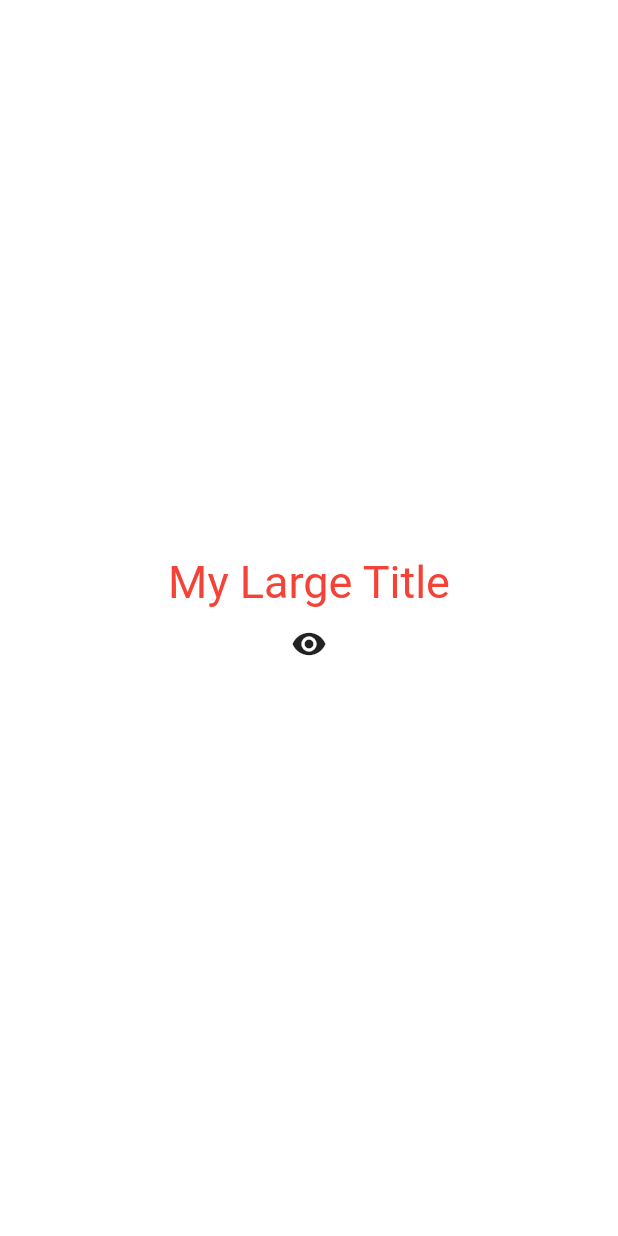
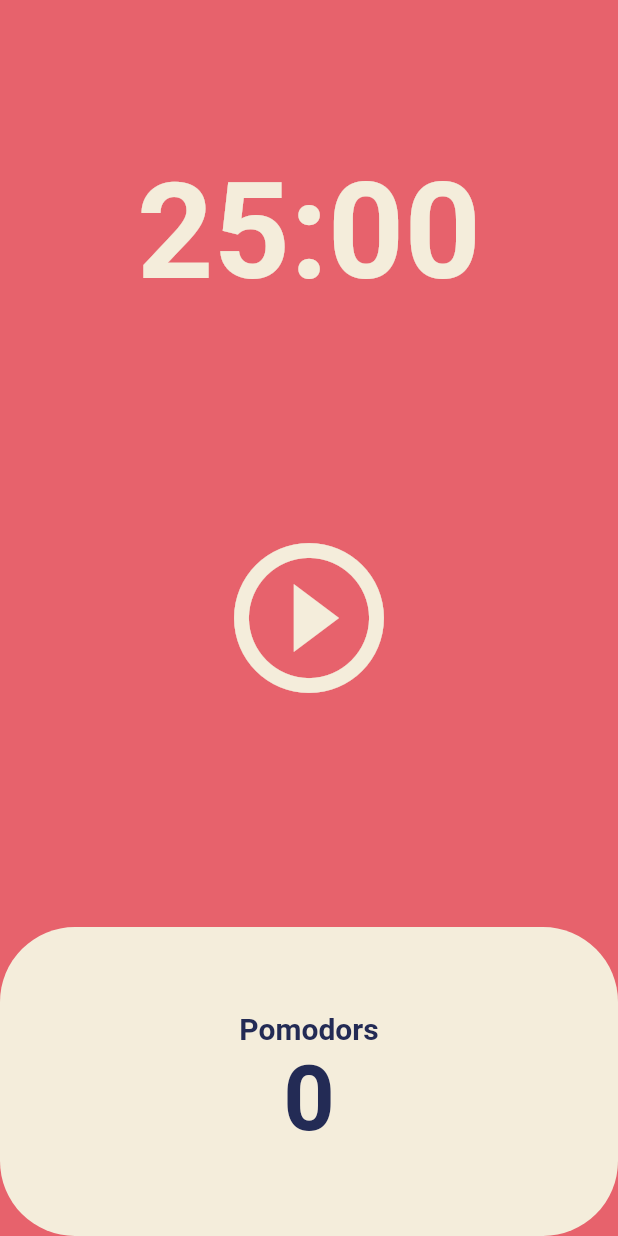
Before and after one commit to Potato-Y/nomadcoders_toonflix, a Flutter app: the screen it shows after launch, on a phone screen of 412 x 824 dp. Run offline on Flutter 3.47's test engine with Material 2 defaults, Android fonts, the phone set to English and light mode, and no system bars.

Commit message:
#5 pomodoro app

```diff
--- a/lib/main.dart
+++ b/lib/main.dart
@@ -1,97 +1,28 @@
 import 'package:flutter/material.dart';
+import 'package:flutter/src/widgets/container.dart';
+import 'package:flutter/src/widgets/framework.dart';
+import 'package:nomadcoders_toonflix/screens/home_screen.dart';
 
 void main(List<String> args) {
   runApp(const App());
 }
 
-class App extends StatefulWidget {
+class App extends StatelessWidget {
   const App({super.key});
-
-  @override
-  State<App> createState() => _AppState();
-}
-
-class _AppState extends State<App> {
-  bool showTitle = true;
-
-  void toggleTitle() {
-    setState(() {
-      showTitle = !showTitle;
-    });
-  }
 
   @override
   Widget build(BuildContext context) {
     return MaterialApp(
       theme: ThemeData(
+        backgroundColor: const Color(0xFFE7626C),
         textTheme: const TextTheme(
-          titleLarge: TextStyle(
-            color: Colors.red,
+          headline1: TextStyle(
+            color: Color(0xFF232B55),
           ),
         ),
+        cardColor: const Color(0xFFF4EDDB),
       ),
-      home: Scaffold(
-        backgroundColor: Colors.white,
-        body: Center(
-          child: Column(
-            mainAxisAlignment: MainAxisAlignment.center,
-            children: [
-              showTitle ? const MyLargeTitle() : const Text('nothing'),
-              IconButton(
-                onPressed: toggleTitle,
-                icon: const Icon(
-                  Icons.remove_red_eye,
-                ),
-              ),
-            ],
-          ),
-        ),
-      ),
+      home: const HomeScreen(),
     );
   }
 }
-
-class MyLargeTitle extends StatefulWidget {
-  const MyLargeTitle({
-    Key? key,
-  }) : super(key: key);
-
-  @override
-  State<MyLargeTitle> createState() => _MyLargeTitleState();
-}
-
-class _MyLargeTitleState extends State<MyLargeTitle> {
-  int count = 0;
-
-  // initState 메소드는 build 보다 위에 있어야 하며, 오직 단 한 번만 호출된다.
-  @override
-  void initState() {
-    super.initState();
-    int count1 = 0; // 위의 초기화와 별반 다르지 않다. 대부분 위의 초기화로 충부낳다.
-
-    // 종종 부모 요소에 의존하는 데이터를 초기화해야 하는 경우,
-    // API에서 업데이트를 구독하고 싶을 때,,
-    debugPrint('initState');
-  }
-
-  // dispose는 위젯이 스크린에서 제거될 때 호출되는 메서드다.
-  @override
-  void dispose() {
-    super.dispose();
-    debugPrint('dispose');
-    // API 업데이트나 이벤트 리스너로부터 구독을 취소하거나
-    // form의 리스너로부터 벗어나고 싶을 때 사용할 수 있다.
-  }
-
-  @override
-  Widget build(BuildContext context) {
-    debugPrint('build');
-    return Text(
-      'My Large Title',
-      style: TextStyle(
-        fontSize: 30,
-        color: Theme.of(context).textTheme.titleLarge?.color,
-      ),
-    );
-  }
-}
--- /dev/null
+++ b/lib/screens/home_screen.dart
@@ -0,0 +1,151 @@
+import 'dart:async';
+
+import 'package:flutter/material.dart';
+
+class HomeScreen extends StatefulWidget {
+  const HomeScreen({super.key});
+
+  @override
+  State<HomeScreen> createState() => _HomeScreenState();
+}
+
+class _HomeScreenState extends State<HomeScreen> {
+  static const twentyFiveMinutes = 1500;
+  int totalSeconds = twentyFiveMinutes;
+  bool isRunning = false;
+  int totalPomodoros = 0;
+  late Timer timer;
+
+  void onTick(Timer timer) {
+    if (totalSeconds == 0) {
+      setState(() {
+        totalPomodoros = totalPomodoros + 1;
+        isRunning = false;
+        totalSeconds = twentyFiveMinutes;
+      });
+      timer.cancel();
+    } else {
+      setState(() {
+        totalSeconds = totalSeconds - 1;
+      });
+    }
+  }
+
+  void onStartPressed() {
+    timer = Timer.periodic(const Duration(seconds: 1), onTick);
+    setState(() {
+      isRunning = true;
+    });
+  }
+
+  void onPausePressed() {
+    timer.cancel();
+    setState(() {
+      isRunning = false;
+    });
+  }
+
+  void onResetPressed() {
+    setState(() {
+      isRunning = false;
+      totalSeconds = twentyFiveMinutes;
+    });
+  }
+
+  String format(int seconds) {
+    var duration = Duration(seconds: seconds);
+    debugPrint(duration.toString().split('.').first.substring(2, 7));
+    return duration.toString().split('.').first.substring(2, 7);
+  }
+
+  @override
+  Widget build(BuildContext context) {
+    return Scaffold(
+      backgroundColor: Theme.of(context).backgroundColor,
+      body: Column(
+        children: [
+          // Flexible의 역할은 하드 코딩되는 값을 만들게 해준다.
+          Flexible(
+            flex: 1,
+            child: Container(
+              alignment: Alignment.bottomCenter,
+              child: Text(
+                format(totalSeconds),
+                style: TextStyle(
+                  color: Theme.of(context).cardColor,
+                  fontSize: 89,
+                  fontWeight: FontWeight.w600,
+                ),
+              ),
+            ),
+          ),
+          Flexible(
+            flex: 2,
+            child: Container(
+              child: Center(
+                child: Column(
+                  mainAxisAlignment: MainAxisAlignment.center,
+                  children: [
+                    IconButton(
+                      onPressed: isRunning ? onPausePressed : onStartPressed,
+                      iconSize: 120,
+                      color: Theme.of(context).cardColor,
+                      icon: Icon(
+                        isRunning
+                            ? Icons.pause_circle_outline
+                            : Icons.play_circle_outline,
+                      ),
+                    ),
+                    if (!isRunning && (totalSeconds != twentyFiveMinutes))
+                      IconButton(
+                        onPressed: onResetPressed,
+                        iconSize: 30,
+                        icon: const Icon(
+                          Icons.replay_rounded,
+                        ),
+                      ),
+                  ],
+                ),
+              ),
+            ),
+          ),
+          Flexible(
+            flex: 1,
+            child: Row(
+              children: [
+                Expanded(
+                  child: Container(
+                    decoration: BoxDecoration(
+                        color: Theme.of(context).cardColor,
+                        borderRadius: BorderRadius.circular(50)),
+                    child: Column(
+                      mainAxisAlignment: MainAxisAlignment.center,
+                      children: [
+                        Text(
+                          'Pomodors',
+                          style: TextStyle(
+                            fontWeight: FontWeight.w600,
+                            fontSize: 20,
+                            color: Theme.of(context).textTheme.headline1?.color,
+                          ),
+                        ),
+                        Text(
+                          '$totalPomodoros',
+                          style: TextStyle(
+                            fontWeight: FontWeight.w600,
+                            fontSize: 60,
+                            color: Theme.of(context).textTheme.headline1?.color,
+                          ),
+                        ),
+                      ],
+                    ),
+                  ),
+                ),
+              ],
+            ),
+          )
+        ],
+      ),
+    );
+  }
+}
```
